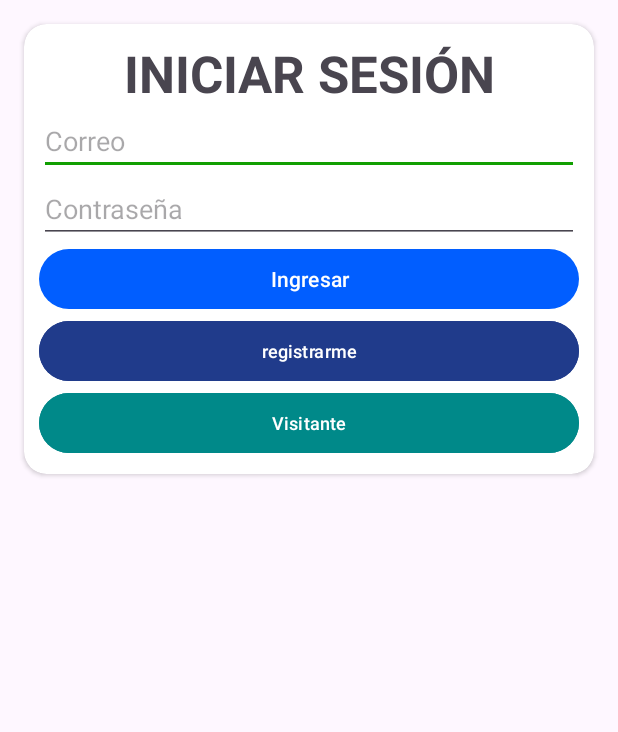
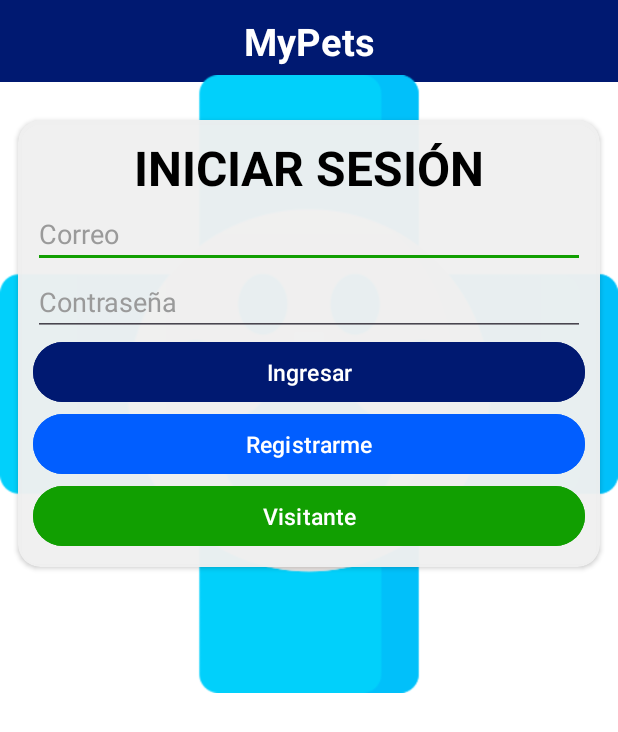
Before and after one commit to S4nti4go3/end, an Android app: the screen it shows after launch (LoginActivity), on a phone screen of 412 x 824 dp. Shown: the top 732 px of the screen. Run offline under Robolectric (Android 15) with nearby library versions, the phone set to English and light mode, and no system bars; our stand-ins replace Firebase (no records; nobody signed in at launch, a user with empty details on screens opened directly).

Commit message:
Actualización de activity_login.xml

```diff
--- a/app/src/main/res/layout/activity_login.xml
+++ b/app/src/main/res/layout/activity_login.xml
@@ -4,15 +4,41 @@
     xmlns:tools="http://schemas.android.com/tools"
     android:layout_width="match_parent"
     android:layout_height="match_parent"
+    android:backgroundTint="@color/white"
+    android:background="@color/white"
     tools:context=".LoginActivity">
+
+    <TextView
+        android:id="@+id/headerTextView"
+        android:layout_width="match_parent"
+        android:layout_height="wrap_content"
+        android:background="@color/AzulOscuro"
+        android:padding="10dp"
+        android:text="MyPets"
+        android:textColor="@android:color/white"
+        android:textSize="25sp"
+        android:textAlignment="center"
+        android:textStyle="bold"
+        tools:ignore="MissingConstraints" />
+
+    <ImageView
+        android:id="@+id/pet_photo"
+        android:layout_width="wrap_content"
+        android:layout_height="wrap_content"
+        app:srcCompat="@drawable/logo_vet"
+        tools:layout_editor_absoluteX="0dp"
+        tools:layout_editor_absoluteY="100dp"
+        tools:ignore="MissingConstraints" />
 
     <androidx.cardview.widget.CardView
         android:id="@+id/cardView2"
         android:layout_width="0dp"
         android:layout_height="wrap_content"
-        android:layout_marginStart="16dp"
-        android:layout_marginTop="16dp"
-        android:layout_marginEnd="16dp"
+        android:layout_marginStart="12dp"
+        android:layout_marginTop="80dp"
+        android:layout_marginEnd="12dp"
+        android:backgroundTint="@color/Darkwhite"
+        android:background="@color/Darkwhite"
         app:cardCornerRadius="15dp"
         app:layout_constraintEnd_toEndOf="parent"
         app:layout_constraintStart_toStartOf="parent"
@@ -28,50 +54,59 @@
                 android:layout_width="match_parent"
                 android:layout_height="wrap_content"
                 android:text="INICIAR SESIÓN"
+                android:textColor="@android:color/background_dark"
                 android:textAlignment="center"
-                android:textSize="34sp"
+                android:textSize="32sp"
                 android:textStyle="bold" />
-
 
             <EditText
                 android:id="@+id/correo"
                 android:layout_width="match_parent"
                 android:layout_height="wrap_content"
+                android:textColor="@color/cardview_dark_background"
                 android:ems="10"
                 android:hint="Correo"
+                android:textColorHint="#9A9A9A"
                 android:inputType="textPersonName" />
 
             <EditText
                 android:id="@+id/contrasena"
                 android:layout_width="match_parent"
                 android:layout_height="wrap_content"
+                android:textColor="#9A9A9A"
                 android:ems="10"
                 android:hint="Contraseña"
+                android:textColorHint="#9A9A9A"
                 android:inputType="textPassword" />
 
             <Button
                 android:id="@+id/btn_ingresar"
                 android:layout_width="match_parent"
                 android:layout_height="wrap_content"
+                android:backgroundTint="@color/AzulOscuro"
                 android:text="Ingresar"
+                android:textColor="@android:color/white"
+                android:textSize="15sp"
                 app:cornerRadius="50dp" />
 
             <Button
                 android:id="@+id/btn_register"
                 android:layout_width="match_parent"
                 android:layout_height="wrap_content"
-                android:backgroundTint="#203B8B"
-                android:text="registrarme"
-                android:textSize="12sp"
+                android:backgroundTint="@color/AzulClaro"
+                android:text="Registrarme"
+                android:textColor="@android:color/white"
+                android:textSize="15sp"
                 app:cornerRadius="50dp" />
 
             <Button
                 android:id="@+id/btn_anonymous"
                 android:layout_width="match_parent"
                 android:layout_height="wrap_content"
-                android:backgroundTint="#008989"
+                android:backgroundTint="@color/Verde"
                 android:text="Visitante"
-                android:textSize="12sp"
+                android:textColor="@android:color/white"
+                android:textSize="15sp"
                 app:cornerRadius="50dp" />
         </LinearLayout>
     </androidx.cardview.widget.CardView>
```
